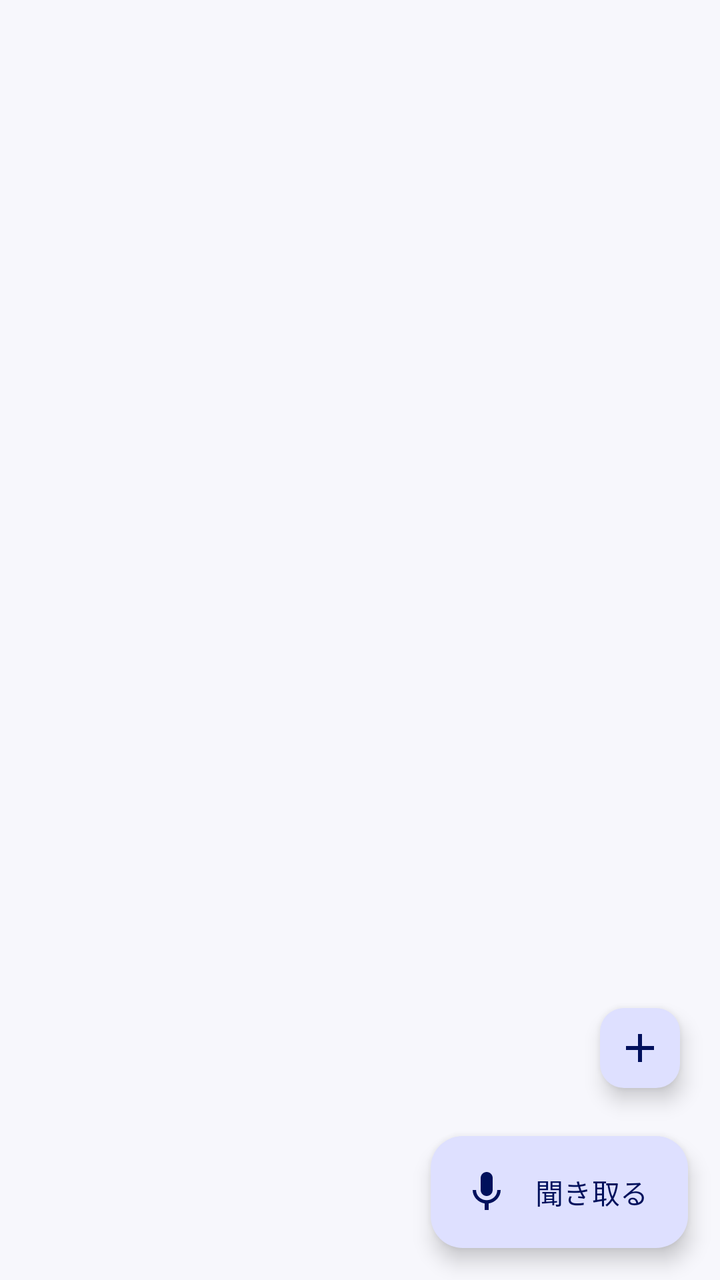
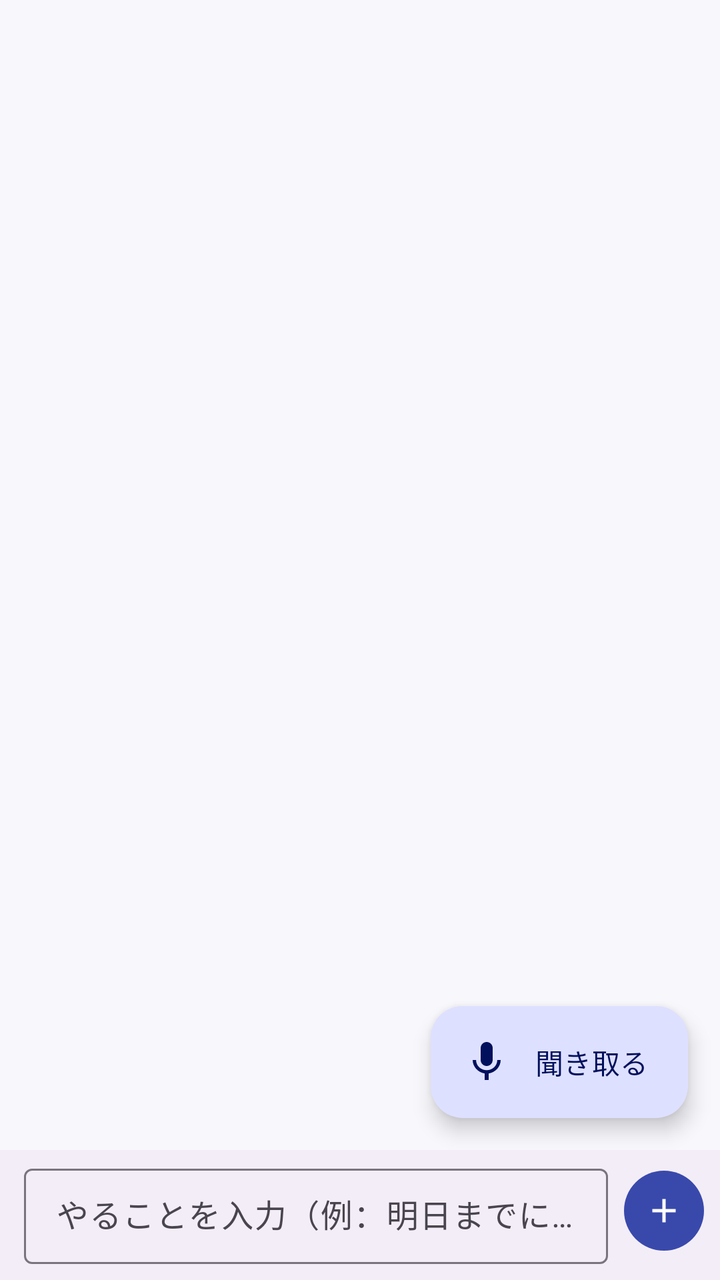

Compare the two renders of this Android layout. The source of the first and the diff that turns it into the second are given below.
<!-- AndroidManifest.xml: application theme Theme.MimiMemo -->
<!-- res/layout/activity_main.xml -->
<?xml version="1.0" encoding="utf-8"?>
<androidx.coordinatorlayout.widget.CoordinatorLayout xmlns:android="http://schemas.android.com/apk/res/android"
    xmlns:app="http://schemas.android.com/apk/res-auto"
    android:layout_width="match_parent"
    android:layout_height="match_parent">

    <LinearLayout
        android:layout_width="match_parent"
        android:layout_height="match_parent"
        android:orientation="vertical">

        
        <com.google.android.material.card.MaterialCardView
            android:id="@+id/reminderCard"
            style="@style/Widget.Material3.CardView.Filled"
            android:layout_width="match_parent"
            android:layout_height="wrap_content"
            android:layout_marginHorizontal="16dp"
            android:layout_marginTop="12dp"
            android:visibility="gone"
            app:cardBackgroundColor="?attr/colorErrorContainer"
            app:cardCornerRadius="16dp">

            <LinearLayout
                android:layout_width="match_parent"
                android:layout_height="wrap_content"
                android:gravity="center_vertical"
                android:orientation="horizontal"
                android:paddingVertical="4dp"
                android:paddingStart="16dp"
                android:paddingEnd="4dp">

                <TextView
                    android:id="@+id/reminderText"
                    android:layout_width="0dp"
                    android:layout_height="wrap_content"
                    android:layout_weight="1"
                    android:textAppearance="?attr/textAppearanceBodyLarge"
                    android:textColor="?attr/colorOnErrorContainer" />

                <com.google.android.material.button.MaterialButton
                    android:id="@+id/buttonSpeakReminder"
                    style="@style/Widget.Material3.Button.TextButton.Icon"
                    android:layout_width="wrap_content"
                    android:layout_height="wrap_content"
                    android:text="@string/action_speak"
                    android:textColor="?attr/colorOnErrorContainer"
                    app:icon="@drawable/ic_volume"
                    app:iconTint="?attr/colorOnErrorContainer" />
            </LinearLayout>
        </com.google.android.material.card.MaterialCardView>

        <FrameLayout
            android:layout_width="match_parent"
            android:layout_height="0dp"
            android:layout_weight="1">

            <androidx.recyclerview.widget.RecyclerView
                android:id="@+id/listView"
                android:layout_width="match_parent"
                android:layout_height="match_parent"
                android:clipToPadding="false"
                android:paddingHorizontal="12dp"
                android:paddingTop="8dp"
                android:paddingBottom="160dp" />

            <TextView
                android:id="@+id/emptyView"
                android:layout_width="match_parent"
                android:layout_height="wrap_content"
                android:layout_gravity="center"
                android:gravity="center"
                android:lineSpacingMultiplier="1.3"
                android:padding="32dp"
                android:text="@string/empty_list"
                android:textAppearance="?attr/textAppearanceBodyLarge"
                android:textColor="?attr/colorOnSurfaceVariant"
                android:visibility="gone" />
        </FrameLayout>
    </LinearLayout>

    <com.google.android.material.floatingactionbutton.FloatingActionButton
        android:id="@+id/fabAdd"
        style="@style/Widget.Material3.FloatingActionButton.Small.Secondary"
        android:layout_width="wrap_content"
        android:layout_height="wrap_content"
        android:layout_gravity="bottom|end"
        android:layout_marginEnd="20dp"
        android:layout_marginBottom="96dp"
        android:contentDescription="@string/action_add"
        app:srcCompat="@drawable/ic_add" />

    <com.google.android.material.floatingactionbutton.ExtendedFloatingActionButton
        android:id="@+id/fabListen"
        android:layout_width="wrap_content"
        android:layout_height="wrap_content"
        android:layout_gravity="bottom|end"
        android:layout_margin="16dp"
        android:text="@string/action_listen"
        app:icon="@drawable/ic_mic" />

</androidx.coordinatorlayout.widget.CoordinatorLayout>
<!-- resources referenced by this layout -->
<resources>
  <!-- drawable ic_add (drawable) -->
  <vector xmlns:android="http://schemas.android.com/apk/res/android"
      android:width="24dp"
      android:height="24dp"
      android:tint="?attr/colorControlNormal"
      android:viewportWidth="24"
      android:viewportHeight="24">
      <path
          android:fillColor="@android:color/white"
          android:pathData="M19,13h-6v6h-2v-6H5v-2h6V5h2v6h6v2z" />
  </vector>
  <!-- drawable ic_mic (drawable) -->
  <vector xmlns:android="http://schemas.android.com/apk/res/android"
      android:width="24dp"
      android:height="24dp"
      android:tint="?attr/colorControlNormal"
      android:viewportWidth="24"
      android:viewportHeight="24">
      <path
          android:fillColor="@android:color/white"
          android:pathData="M12,14c1.66,0 2.99,-1.34 2.99,-3L15,5c0,-1.66 -1.34,-3 -3,-3S9,3.34 9,5v6c0,1.66 1.34,3 3,3zM17.3,11c0,3 -2.54,5.1 -5.3,5.1S6.7,14 6.7,11L5,11c0,3.41 2.72,6.23 6,6.72L11,21h2v-3.28c3.28,-0.48 6,-3.3 6,-6.72h-1.7z" />
  </vector>
  <!-- drawable ic_volume (drawable) -->
  <vector xmlns:android="http://schemas.android.com/apk/res/android"
      android:width="24dp"
      android:height="24dp"
      android:tint="?attr/colorControlNormal"
      android:viewportWidth="24"
      android:viewportHeight="24">
      <path
          android:fillColor="@android:color/white"
          android:pathData="M3,9v6h4l5,5V4L7,9H3zM16.5,12c0,-1.77 -1.02,-3.29 -2.5,-4.03v8.05c1.48,-0.73 2.5,-2.25 2.5,-4.02zM14,3.23v2.06c2.89,0.86 5,3.54 5,6.71s-2.11,5.85 -5,6.71v2.06c4.01,-0.91 7,-4.49 7,-8.77s-2.99,-7.86 -7,-8.77z" />
  </vector>
  <string name="action_add">ToDoを追加</string>
  <string name="action_listen">聞き取る</string>
  <string name="action_speak">読み上げ</string>
  <string name="empty_list">まだToDoはありません。\n「聞き取る」で会話からToDoを見つけるか、＋で追加してください。</string>
  <style name="Theme.MimiMemo" parent="Theme.Material3.DayNight">
          <item name="colorPrimary">@color/primary</item>
          <item name="colorOnPrimary">@color/on_primary</item>
          <item name="colorPrimaryContainer">@color/primary_container</item>
          <item name="colorOnPrimaryContainer">@color/on_primary_container</item>
          <item name="colorSecondaryContainer">@color/primary_container</item>
          <item name="colorOnSecondaryContainer">@color/on_primary_container</item>
          <item name="android:colorBackground">@color/background</item>
          <item name="colorSurface">@color/background</item>
          <item name="actionBarStyle">@style/MimiMemo.ActionBar</item>
          <item name="actionBarTheme">@style/ThemeOverlay.Material3.Dark.ActionBar</item>
          <item name="android:statusBarColor">@color/appbar_deep</item>
          <item name="android:windowLightStatusBar">false</item>
          <item name="android:windowOptOutEdgeToEdgeEnforcement" tools:targetApi="35">true</item>
      </style>
  <color name="primary">#3949AB</color>
  <color name="on_primary">#FFFFFF</color>
  <color name="primary_container">#DEE0FF</color>
  <color name="on_primary_container">#00105C</color>
  <color name="background">#F7F7FC</color>
  <style name="MimiMemo.ActionBar" parent="Widget.Material3.ActionBar.Solid">
          <item name="background">@color/appbar</item>
          <item name="elevation">0dp</item>
          <item name="titleTextStyle">@style/MimiMemo.ActionBar.Title</item>
      </style>
  <color name="appbar_deep">#283593</color>
  <color name="appbar">#3949AB</color>
  <style name="MimiMemo.ActionBar.Title" parent="TextAppearance.Material3.TitleLarge">
          <item name="android:textColor">#FFFFFF</item>
      </style>
</resources>

<!-- the commit's change to res/layout/activity_main.xml (unified diff, before → after) -->
@@ -62,7 +62,7 @@
                 android:clipToPadding="false"
                 android:paddingHorizontal="12dp"
                 android:paddingTop="8dp"
-                android:paddingBottom="160dp" />
+                android:paddingBottom="88dp" />
 
             <TextView
                 android:id="@+id/emptyView"
@@ -76,27 +76,54 @@
                 android:textAppearance="?attr/textAppearanceBodyLarge"
                 android:textColor="?attr/colorOnSurfaceVariant"
                 android:visibility="gone" />
+
+            <com.google.android.material.floatingactionbutton.ExtendedFloatingActionButton
+                android:id="@+id/fabListen"
+                android:layout_width="wrap_content"
+                android:layout_height="wrap_content"
+                android:layout_gravity="bottom|end"
+                android:layout_margin="16dp"
+                android:text="@string/action_listen"
+                app:icon="@drawable/ic_mic" />
         </FrameLayout>
+
+        
+        <LinearLayout
+            android:id="@+id/quickAddBar"
+            android:layout_width="match_parent"
+            android:layout_height="wrap_content"
+            android:background="?attr/colorSurfaceContainer"
+            android:gravity="center_vertical"
+            android:orientation="horizontal"
+            android:paddingStart="12dp"
+            android:paddingTop="4dp"
+            android:paddingEnd="4dp"
+            android:paddingBottom="8dp">
+
+            <com.google.android.material.textfield.TextInputLayout
+                style="@style/Widget.Material3.TextInputLayout.OutlinedBox.Dense"
+                android:layout_width="0dp"
+                android:layout_height="wrap_content"
+                android:layout_weight="1"
+                android:hint="@string/quick_add_hint">
+
+                <com.google.android.material.textfield.TextInputEditText
+                    android:id="@+id/editQuickAdd"
+                    android:layout_width="match_parent"
+                    android:layout_height="wrap_content"
+                    android:imeOptions="actionDone"
+                    android:inputType="text" />
+            </com.google.android.material.textfield.TextInputLayout>
+
+            <com.google.android.material.button.MaterialButton
+                android:id="@+id/buttonQuickAdd"
+                style="@style/Widget.Material3.Button.IconButton.Filled"
+                android:layout_width="wrap_content"
+                android:layout_height="wrap_content"
+                android:layout_marginStart="4dp"
+                android:contentDescription="@string/action_add"
+                app:icon="@drawable/ic_add" />
+        </LinearLayout>
     </LinearLayout>
 
-    <com.google.android.material.floatingactionbutton.FloatingActionButton
-        android:id="@+id/fabAdd"
-        style="@style/Widget.Material3.FloatingActionButton.Small.Secondary"
-        android:layout_width="wrap_content"
-        android:layout_height="wrap_content"
-        android:layout_gravity="bottom|end"
-        android:layout_marginEnd="20dp"
-        android:layout_marginBottom="96dp"
-        android:contentDescription="@string/action_add"
-        app:srcCompat="@drawable/ic_add" />
-
-    <com.google.android.material.floatingactionbutton.ExtendedFloatingActionButton
-        android:id="@+id/fabListen"
-        android:layout_width="wrap_content"
-        android:layout_height="wrap_content"
-        android:layout_gravity="bottom|end"
-        android:layout_margin="16dp"
-        android:text="@string/action_listen"
-        app:icon="@drawable/ic_mic" />
-
 </androidx.coordinatorlayout.widget.CoordinatorLayout>
<!-- resource entries referenced after the edit -->
@@ -36,7 +36,8 @@
   <string name="action_add">ToDoを追加</string>
   <string name="action_listen">聞き取る</string>
   <string name="action_speak">読み上げ</string>
-  <string name="empty_list">まだToDoはありません。\n「聞き取る」で会話からToDoを見つけるか、＋で追加してください。</string>
+  <string name="empty_list">まだToDoはありません。\n「聞き取る」で会話からToDoを見つけるか、下の欄に入力してください。\n\nカードは右にスワイプで完了、左で削除できます。</string>
+  <string name="quick_add_hint">やることを入力（例：明日までにレポート提出）</string>
   <style name="Theme.MimiMemo" parent="Theme.Material3.DayNight">
           <item name="colorPrimary">@color/primary</item>
           <item name="colorOnPrimary">@color/on_primary</item>
